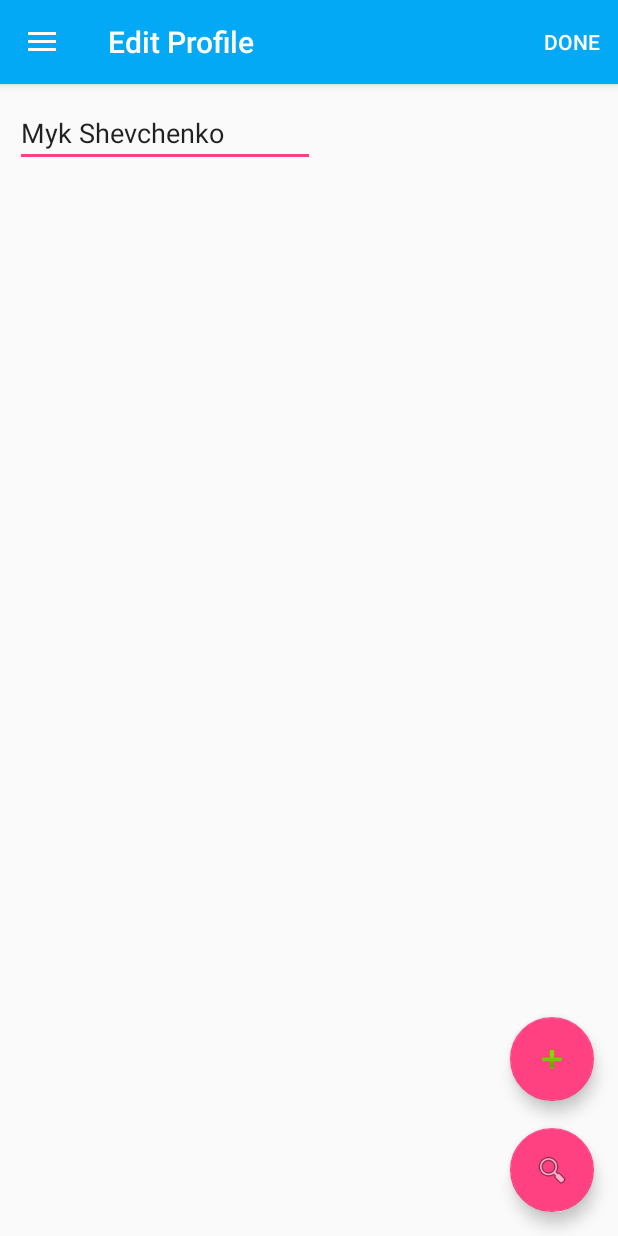
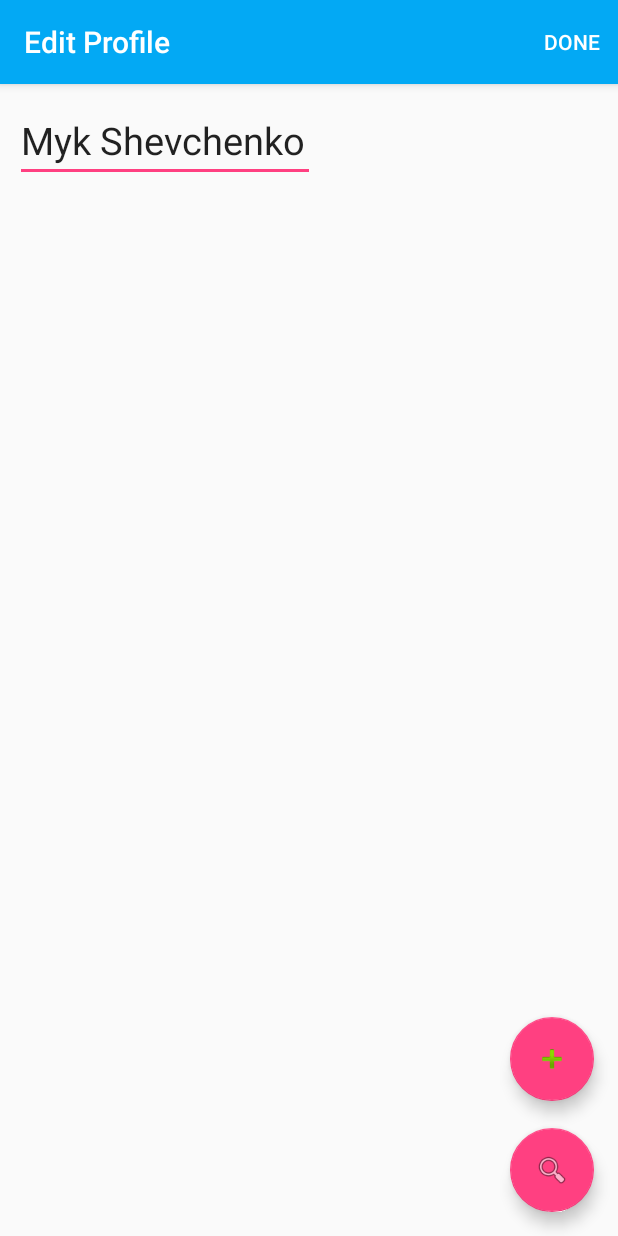
Before and after one commit to diegoalejogm/Hi, an Android app: the HomeActivity screen opened directly, with no data from a screen before it, in the side drawer, after a tap on "Edit my profile", on a phone screen of 412 x 824 dp. Run offline under Robolectric (Android 15) with nearby library versions, the phone set to English and light mode, and no system bars; libraries missing offline, so code that uses them is left out: com.google.zxing.integration; 2 statements that could not run were skipped.

Commit message:
Added final interface design touches.

```diff
--- a/app/src/main/java/com/fbteam/hi/activities/EditCategoryActivity.java
+++ b/app/src/main/java/com/fbteam/hi/activities/EditCategoryActivity.java
@@ -41,7 +41,7 @@ public class EditCategoryActivity extends ActivityNavMenu implements View.OnClic
         Toolbar toolbar = (Toolbar) findViewById(R.id.toolbar);
         setSupportActionBar(toolbar);
         getSupportActionBar().setTitle("Edit Category");
-        loadNavDrawer(toolbar);
+//        loadNavDrawer(toolbar);
         // load editing category id
         int categId = getIntent().getExtras().getInt(Configuration.CATEGORY_ID);
 //        int categId = Integer.parseInt(categIdStr);
--- a/app/src/main/java/com/fbteam/hi/activities/EditLinksActivity.java
+++ b/app/src/main/java/com/fbteam/hi/activities/EditLinksActivity.java
@@ -44,7 +44,7 @@ public class EditLinksActivity extends ActivityNavMenu implements View.OnClickLi
         Toolbar toolbar = (Toolbar) findViewById(R.id.toolbar);
         setSupportActionBar(toolbar);
         getSupportActionBar().setTitle("Edit Profile");
-        loadNavDrawer(toolbar);
+//        loadNavDrawer(toolbar);
         findElements();
     }
 
--- a/app/src/main/java/com/fbteam/hi/adapters/CategoryListAdapter.java
+++ b/app/src/main/java/com/fbteam/hi/adapters/CategoryListAdapter.java
@@ -2,6 +2,7 @@ package com.fbteam.hi.adapters;
 
 
 import android.content.Context;
+import android.util.TypedValue;
 import android.view.LayoutInflater;
 import android.view.View;
 import android.view.ViewGroup;
@@ -45,6 +46,7 @@ public class CategoryListAdapter extends ArrayAdapter<Category>{
         View tempShoutViewObject = (TextView)convertView.findViewById(R.id.categoryNameTxt);
         ((TextView)tempShoutViewObject).setText(category.getName());
 
+        TextView tempShoutViewObject2 = (TextView)convertView.findViewById(R.id.categoryDescriptionTxt);
         StringBuffer sb = new StringBuffer();
         for(Link l : category.getLinks())
         {
@@ -53,7 +55,13 @@ public class CategoryListAdapter extends ArrayAdapter<Category>{
         if(sb.length() >= 2) {
             sb.setLength(sb.length()-2);
         }
-        View tempShoutViewObject2 = (TextView)convertView.findViewById(R.id.categoryDescriptionTxt);
+        else
+        {
+            sb.append("Empty");
+            final TypedValue value = new TypedValue();
+            tempShoutViewObject2.setTextColor( context.getResources().getColor(R.color.accent));
+        }
+
         ((TextView)tempShoutViewObject2).setText(sb.toString());
 
         return convertView;
--- a/app/src/main/java/com/fbteam/hi/models/User.java
+++ b/app/src/main/java/com/fbteam/hi/models/User.java
@@ -27,6 +27,8 @@ public class User {
 
 
     public User(){
+        firstName = "";
+        lastName = "";
         links = new ArrayList<>();
         categories = new ArrayList<>();
         contacts = new ArrayList<>();
--- a/app/src/main/res/layout/content_edit_links.xml
+++ b/app/src/main/res/layout/content_edit_links.xml
@@ -27,7 +27,7 @@
         android:layout_height="wrap_content"
         android:text="Myk Shevchenko"
         android:layout_marginLeft="10dp"
-        android:textSize="18sp"
+        android:textSize="25sp"
         android:id="@+id/user_name"
         android:layout_below="@+id/toolbarLayout"
         android:layout_marginTop="10dp" />
--- a/app/src/main/res/layout/edit_link_row.xml
+++ b/app/src/main/res/layout/edit_link_row.xml
@@ -12,7 +12,7 @@
                 android:layout_width="40dp"
                 android:layout_height="40dp"
                 android:layout_marginTop="7dp"
-                android:layout_marginStart="10dp"
+                android:layout_marginStart="24dp"
                 android:src="@android:color/darker_gray"
                 />
         <TextView
```
Also changed, not shown: app/src/main/java/com/fbteam/hi/activities/ActivityNavMenu.java (+8 -0 lines).
